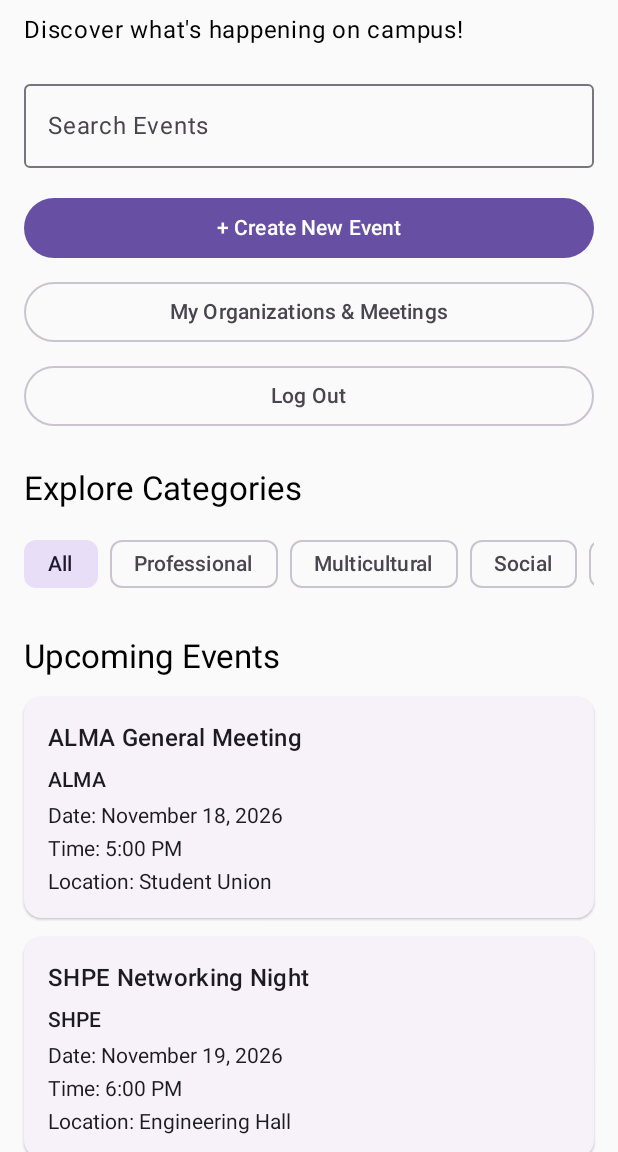
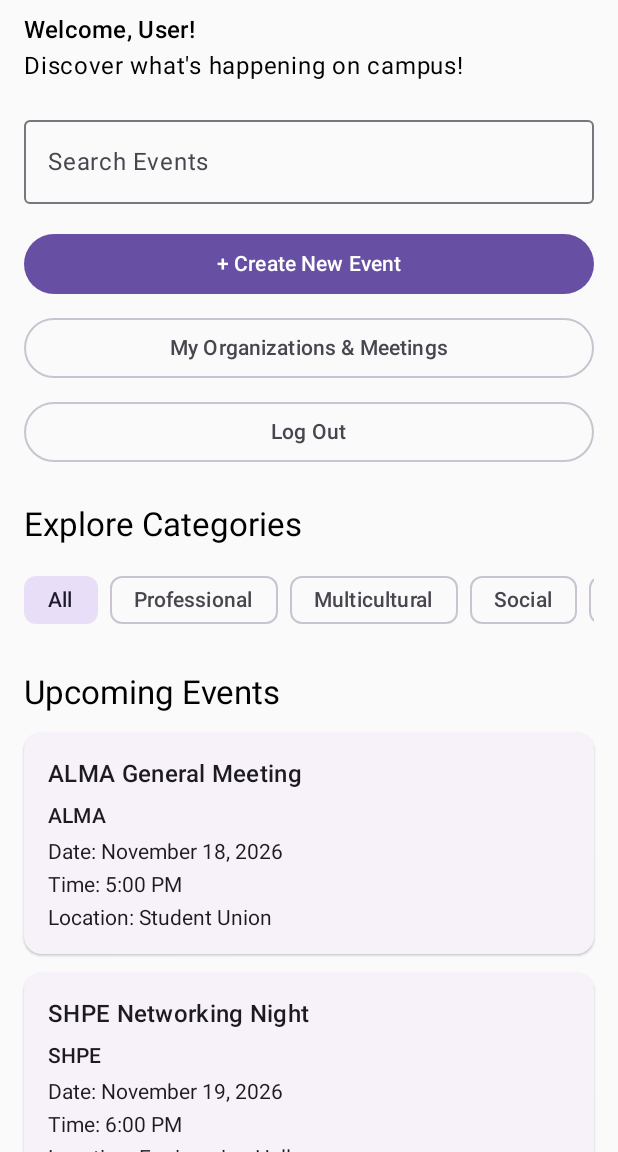
Before and after one commit to timothypham045/RSO-Tracker, an Android app built with Jetpack Compose: the screen it shows after launch once a user with an empty profile is signed in (HomeActivity), on a phone screen of 412 x 824 dp, the part 84-1236 px from its top. Run offline under Robolectric (Android 15) with nearby library versions, the phone set to English and light mode, and no system bars; our stand-ins replace Firebase (no records; nobody signed in at launch, a user with empty details on screens opened directly).

Commit message:
Implemented Firestore user profiles and personalized home screen greeting

```diff
--- a/app/build.gradle.kts
+++ b/app/build.gradle.kts
@@ -48,7 +48,9 @@ dependencies {
     implementation(libs.androidx.core.ktx)
     implementation(libs.androidx.lifecycle.runtime.ktx)
     implementation(platform("com.google.firebase:firebase-bom:34.0.0"))
+    // Firebase Authentication and database
     implementation("com.google.firebase:firebase-auth")
+    implementation("com.google.firebase:firebase-firestore")
     testImplementation(libs.junit)
     androidTestImplementation(platform(libs.androidx.compose.bom))
     androidTestImplementation(libs.androidx.compose.ui.test.junit4)
--- a/app/src/main/java/com/example/campusconnect/HomeActivity.kt
+++ b/app/src/main/java/com/example/campusconnect/HomeActivity.kt
@@ -5,15 +5,36 @@ import androidx.activity.ComponentActivity
 import androidx.activity.compose.setContent
 import android.content.Intent
 import com.google.firebase.auth.FirebaseAuth
+import com.google.firebase.firestore.FirebaseFirestore
+import androidx.compose.runtime.mutableStateOf
 
 class HomeActivity : ComponentActivity() {
 
     override fun onCreate(savedInstanceState: Bundle?) {
         super.onCreate(savedInstanceState)
 
+        // References Firebase Authentication and Firestore
+        val auth = FirebaseAuth.getInstance()
+        val db = FirebaseFirestore.getInstance()
+
+        // Retrieves the currently logged-in user's unique ID
+        val userId = auth.currentUser?.uid
+
+        // Stores the user's name and updates the UI when it changes
+        val userName = mutableStateOf("User")
+
+        // Retrieves the user's profile from Firestore
+        if (userId != null) {
+            db.collection("users").document(userId).get()
+                .addOnSuccessListener { document ->
+                    // Updates the user's name after retrieving their profile
+                    userName.value = document.getString("name") ?: "User"
+                }
+        }
+
         setContent {
             //Handles user logout
-            HomeScreen(onLogout = {
+            HomeScreen(userName = userName.value, onLogout = {
                 // Signs out the user and returns to the login screen
                 FirebaseAuth.getInstance().signOut()
 
--- a/app/src/main/java/com/example/campusconnect/HomeScreen.kt
+++ b/app/src/main/java/com/example/campusconnect/HomeScreen.kt
@@ -27,7 +27,7 @@ data class RSOEvent(
 )
 
 @Composable
-fun HomeScreen(onLogout: () -> Unit) {
+fun HomeScreen(userName: String, onLogout: () -> Unit) {
 
     var selectedEvent by remember {
         mutableStateOf<RSOEvent?>(null)
@@ -217,6 +217,12 @@ fun HomeScreen(onLogout: () -> Unit) {
 
             Spacer(modifier = Modifier.height(8.dp))
 
+            // Displays a personalized greeting for the logged-in user
+            Text(
+                text = "Welcome, $userName!",
+                style = MaterialTheme.typography.titleMedium
+            )
+
             Text(
                 text = "Discover what's happening on campus!",
                 style = MaterialTheme.typography.bodyLarge
```
Also changed, not shown: app/src/main/java/com/example/campusconnect/RegisterActivity.kt (+24 -1 lines).
